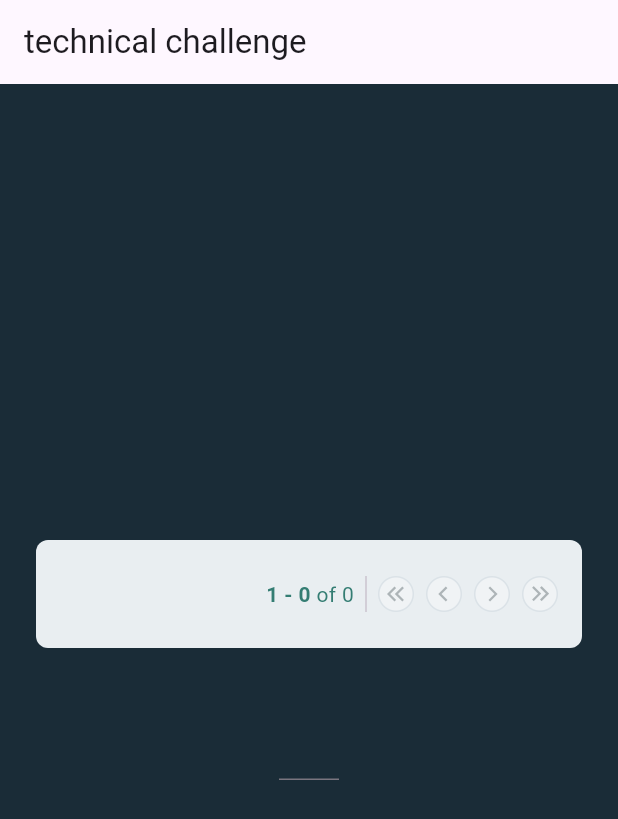
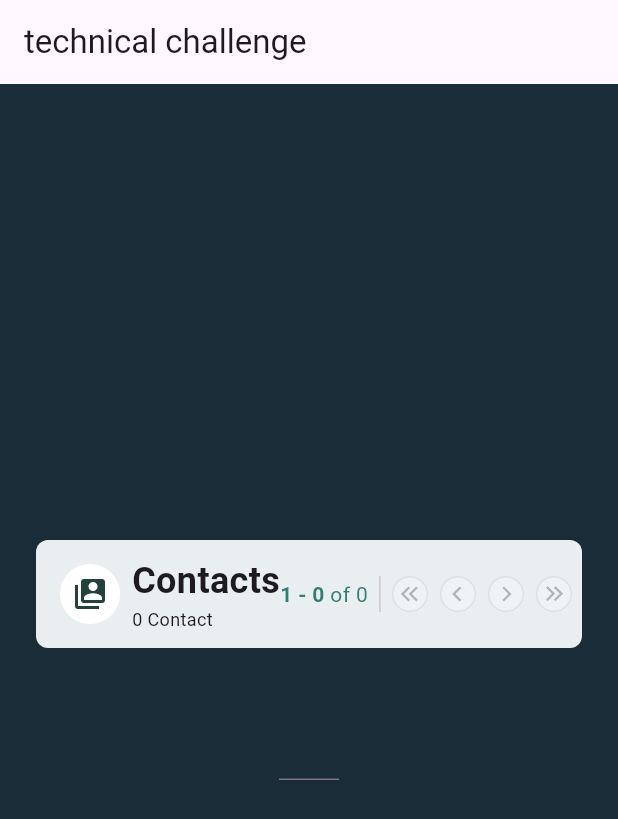
Before and after one commit to mark33699/guidoor_challenge, a Flutter app: the screen it shows after launch, on a phone screen of 412 x 824 dp. Shown: the top 819 px of the screen. Run offline on Flutter 3.47's test engine with Material 2 defaults, Android fonts, the light colour scheme and no system bars.

Commit message:
Update PaginationToolbar add title

```diff
--- a/lib/pagination_toolbar.dart
+++ b/lib/pagination_toolbar.dart
@@ -20,8 +20,7 @@ class _PaginationToolbarState extends State<PaginationToolbar> {
   bool get _isCurrentFirstPage => _currentPage == _firstPage;
   bool get _isCurrentLastPage => _currentPage == _lastPage;
 
-  @override
-  Widget build(BuildContext context) {
+  _calculateRangeAndPage() {
     if (_totalCount != widget.totalCount) { //rebuild from outside
       _currentPage = _firstPage;
       _lastPage = _firstPage;
@@ -40,9 +39,14 @@ class _PaginationToolbarState extends State<PaginationToolbar> {
           ? _totalCount ~/ _pageSize
           : _totalCount ~/ _pageSize + 1;
     }
+  }
+
+  @override
+  Widget build(BuildContext context) {
+    _calculateRangeAndPage();
 
     return Container(
-      padding: const EdgeInsets.only(right: _pageControllerSpacing * 2),
+      padding: const EdgeInsets.symmetric(horizontal: _pageControllerSpacing * 2),
       decoration: const BoxDecoration(
         color: GuidoorColors.toolbar,
         borderRadius: BorderRadius.all(Radius.circular(8)),
@@ -52,6 +56,8 @@ class _PaginationToolbarState extends State<PaginationToolbar> {
         mainAxisSize: MainAxisSize.max,
         mainAxisAlignment: MainAxisAlignment.end,
         children: [
+          _buildTitle(),
+          const Spacer(),
           _buildCount(),
           const SizedBox(
               height: 24,
@@ -63,17 +69,44 @@ class _PaginationToolbarState extends State<PaginationToolbar> {
     );
   }
 
+  Widget _buildTitle() {
+    return Row(
+      children: [
+        Image.asset('image/logo_contacts.png',
+          height: 40, width: 40,
+        ),
+        const SizedBox(width: _pageControllerSpacing),
+        Column(
+          mainAxisAlignment: MainAxisAlignment.center,
+          crossAxisAlignment: CrossAxisAlignment.start,
+          children: [
+            const Text('Contacts',
+              style: TextStyle(fontSize: 24, fontWeight: FontWeight.bold),
+            ),
+            Text('$_totalCount Contact${ _totalCount == 0 ? '' : 's' }',
+              style: const TextStyle(fontSize: 12),
+            )
+          ],
+        )
+      ],
+    );
+  }
+
   Widget _buildCount() {
     return Row(
       children: [
         Text('$_start - $_end',
           style: const TextStyle(
+              fontSize: 14,
               color: GuidoorColors.text,
               fontWeight: FontWeight.bold
           ),
         ),
         Text(' of $_totalCount',
-            style: const TextStyle(color: GuidoorColors.text)
+            style: const TextStyle(
+                fontSize: 14,
+                color: GuidoorColors.text
+            )
         ),
       ],
     );
@@ -131,9 +164,12 @@ class _PaginationToolbarState extends State<PaginationToolbar> {
       });
     }
 
-    return Wrap(
-      spacing: _pageControllerSpacing,
-      children: pageNumbers,
+    return Padding(
+      padding: const EdgeInsets.only(top: 2.0),
+      child: Wrap(
+        spacing: _pageControllerSpacing,
+        children: pageNumbers,
+      ),
     );
   }
 
@@ -141,10 +177,17 @@ class _PaginationToolbarState extends State<PaginationToolbar> {
     return GestureDetector(
       child: Text('$number',
         style: TextStyle(
-          decoration: number == _currentPage ? TextDecoration.underline : null,
+            fontSize: 14,
+            color: GuidoorColors.text,
+            decoration: number == _currentPage ? TextDecoration.underline : null,
+            decorationColor: GuidoorColors.text
         ),
       ),
-      onTap: () => setState(() => _currentPage = number),
+      onTap: () {
+        if (number != _currentPage) {
+          setState(() => _currentPage = number);
+        }
+      },
     );
   }
 
```
Also changed, not shown: image/logo_contacts.png (added).
